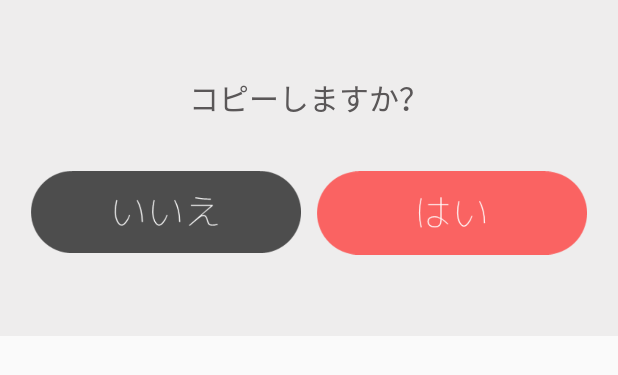
After one commit to Funabashi-Joho-Business/X14G_A, an Android app: the layout fragment_copy.xml on its own in the app's theme, with its tools: preview values and no code run, on a phone screen of 412 x 824 dp. The commit adds this screen. Shown: the top 375 px of the screen. Run offline under Robolectric (Android 15) with nearby library versions, the phone set to English and light mode, and no system bars.

Commit message:
12/2放課後

```diff
--- a/app/src/main/java/jp/ac/chiba_fjb/example/googlescript/Fragment/SyukeiFragment.java
+++ b/app/src/main/java/jp/ac/chiba_fjb/example/googlescript/Fragment/SyukeiFragment.java
@@ -157,9 +157,9 @@ public class SyukeiFragment extends Fragment implements View.OnClickListener {
                         textView.setText(ListR.get(i*2+1));
                         textView.setGravity(Gravity.RIGHT);
                         break;
-                    case 2://採点日時
+                    case 2://採点日時 要確認
                         s=161;
-                        textView.setText("11/07 14:44");
+                        textView.setText(ListR.get(i*2+2));
                         break;
                 }
 
--- a/app/src/main/java/jp/ac/chiba_fjb/example/googlescript/Fragment/TopFragment.java
+++ b/app/src/main/java/jp/ac/chiba_fjb/example/googlescript/Fragment/TopFragment.java
@@ -101,6 +101,7 @@ public class TopFragment extends Fragment implements View.OnClickListener, dialo
             ft.commit();
         } else if (id == R.id.saiten && textViewFlag) {   //カメラ起動
             bundle.putString("TextTag",textTag);
+            bundle.putString("TextView",text);
             CameraFragment camera = new CameraFragment();
             camera.setArguments(bundle);
             ft.replace(R.id.mainLayout,camera, CameraFragment.class.getName());
@@ -132,6 +133,10 @@ public class TopFragment extends Fragment implements View.OnClickListener, dialo
                     mTextValue = (String) v.getTag();
                 }
             }
+        }else if (v.getId() == R.id.copy && textViewFlag) {
+
+
+
         }
     }
 
--- /dev/null
+++ b/app/src/main/res/layout/fragment_copy.xml
@@ -0,0 +1,54 @@
+<FrameLayout xmlns:android="http://schemas.android.com/apk/res/android"
+    xmlns:tools="http://schemas.android.com/tools"
+    android:layout_width="match_parent"
+    android:layout_height="match_parent"
+    xmlns:app="http://schemas.android.com/apk/res-auto">
+
+    <!-- TODO: Update blank fragment layout -->
+    <LinearLayout
+        android:orientation="vertical"
+        android:layout_width="match_parent"
+        android:layout_height="wrap_content"
+        android:paddingTop="50dp"
+        android:paddingBottom="20dp"
+        android:id="@+id/dialoglayout"
+        android:background="@color/dialogbg">
+
+        <TextView
+            android:text="コピーしますか？"
+            android:layout_width="match_parent"
+            android:layout_height="wrap_content"
+            android:id="@+id/textView3"
+            android:gravity="center"
+            android:textSize="20dp"
+            android:textColor="#5A5758"/>
+
+        <LinearLayout
+            android:orientation="horizontal"
+            android:layout_width="wrap_content"
+            android:layout_height="wrap_content"
+            android:layout_marginLeft="5dp"
+            android:layout_marginRight="5dp"
+            android:paddingLeft="10dp"
+            android:paddingRight="10dp">
+
+            <ImageView
+                android:layout_width="wrap_content"
+                android:layout_height="wrap_content"
+                app:srcCompat="@drawable/no"
+                android:id="@+id/dialogNo"
+                android:layout_weight="1"
+                android:padding="5dp" />
+
+            <ImageView
+                android:layout_width="wrap_content"
+                android:layout_height="wrap_content"
+                app:srcCompat="@drawable/yes"
+                android:id="@+id/dialogyes"
+                android:layout_weight="1"
+                android:padding="5dp" />
+
+        </LinearLayout>
+    </LinearLayout>
+
+</FrameLayout>
```
Also changed, not shown: app/src/main/java/jp/ac/chiba_fjb/example/googlescript/Camera/CameraFragment.java (+68 -41 lines), app/src/main/res/layout/fragment_camera.xml (+9 -0 lines), 4 other files.
